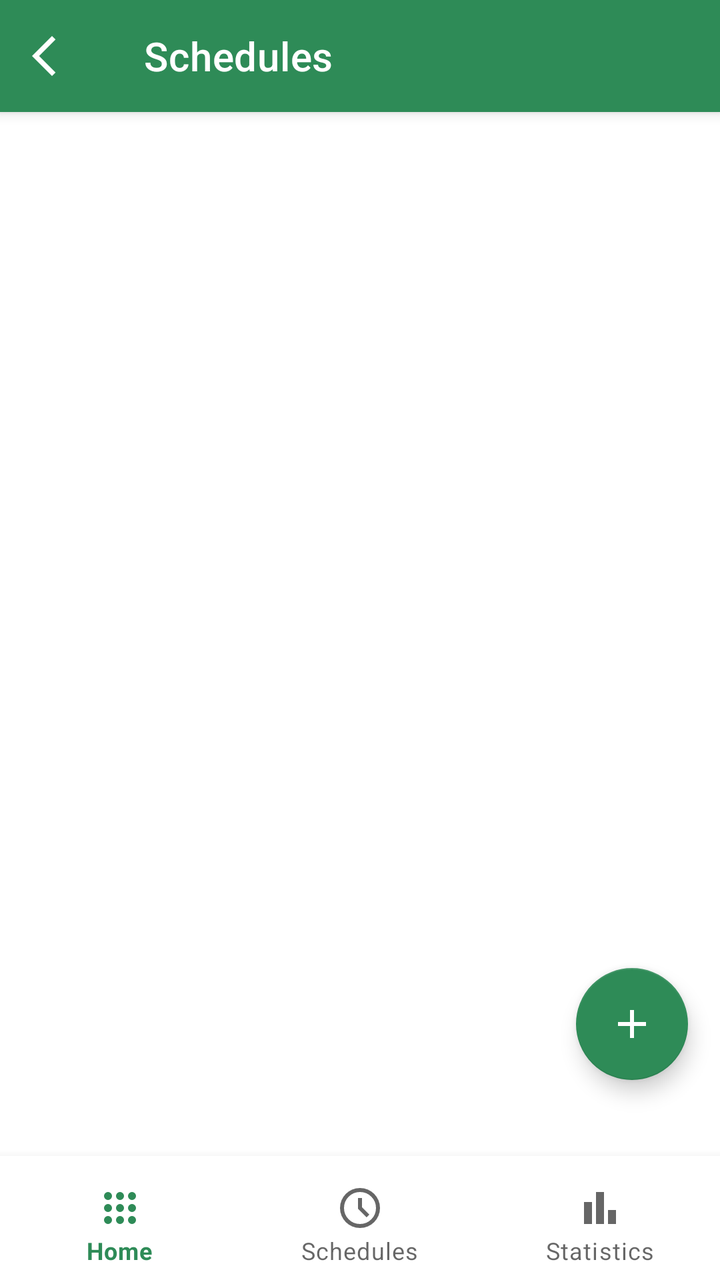
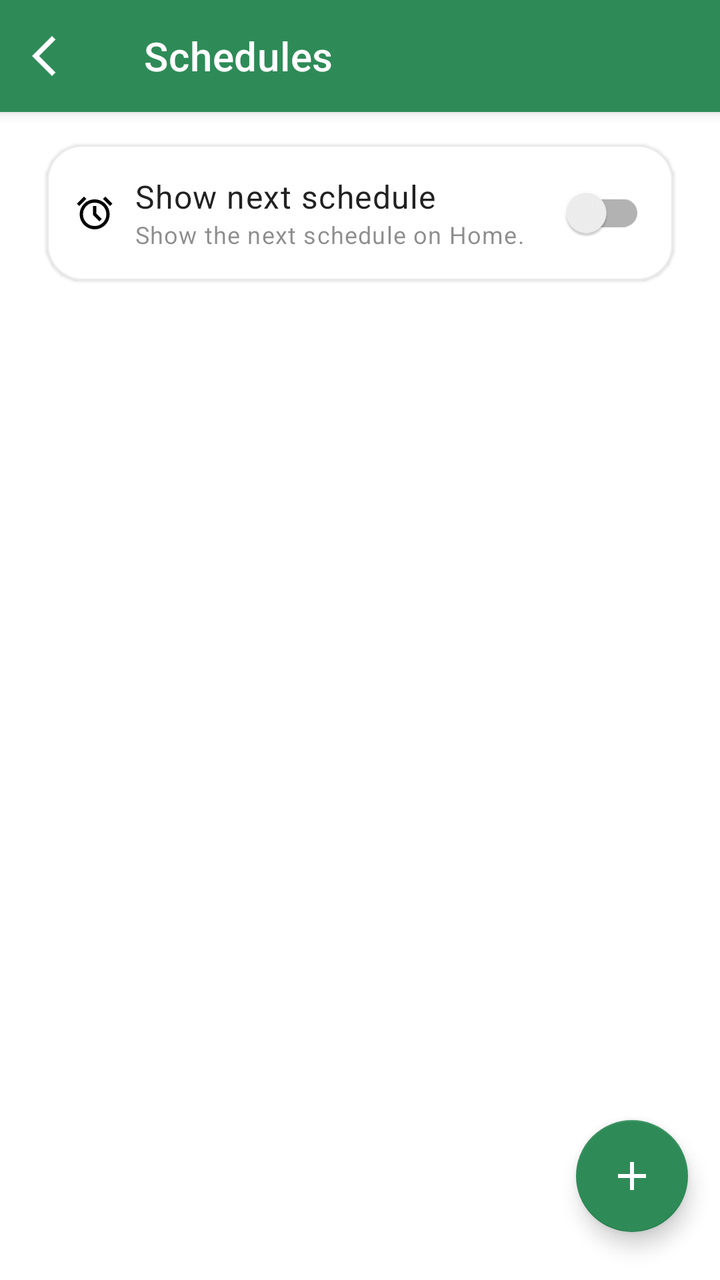

An Android layout rendered at two revisions. The XML below is the earlier revision; the diff shows what the commit changed to produce the second picture.
<!-- AndroidManifest.xml: application theme Theme.Switchly -->
<!-- res/layout/activity_schedules.xml -->
<?xml version="1.0" encoding="utf-8"?>
<androidx.coordinatorlayout.widget.CoordinatorLayout
    xmlns:android="http://schemas.android.com/apk/res/android"
    xmlns:app="http://schemas.android.com/apk/res-auto"
    android:id="@+id/root"
    android:layout_width="match_parent"
    android:layout_height="match_parent">

    
    <com.google.android.material.appbar.AppBarLayout
        android:layout_width="match_parent"
        android:layout_height="wrap_content"
        android:fitsSystemWindows="true">

        <com.google.android.material.appbar.MaterialToolbar
            android:id="@+id/toolbar"
            style="@style/Switchly.TopBar"
            android:layout_width="match_parent"
            android:layout_height="wrap_content"
            android:minHeight="?attr/actionBarSize"
            app:title="@string/schedules_title"
            app:navigationIcon="@drawable/arrow_back_ios_24" />
    </com.google.android.material.appbar.AppBarLayout>

    
    <androidx.recyclerview.widget.RecyclerView
        android:id="@+id/recyclerSchedules"
        android:layout_width="match_parent"
        android:layout_height="match_parent"
        android:clipToPadding="false"
        android:paddingStart="16dp"
        android:paddingEnd="16dp"
        android:paddingTop="8dp"
        android:paddingBottom="128dp"
        app:layout_behavior="@string/appbar_scrolling_view_behavior" />

    
    <com.google.android.material.bottomnavigation.BottomNavigationView
        android:id="@+id/bottomNav"
        android:layout_width="match_parent"
        android:layout_height="wrap_content"
        android:layout_gravity="bottom"
        android:background="?attr/colorSurface"
        android:paddingTop="6dp"
        android:paddingBottom="0dp"
        app:menu="@menu/menu_bottom_main" />

    
    <com.google.android.material.floatingactionbutton.FloatingActionButton
        android:id="@+id/fabAdd"
        android:layout_width="wrap_content"
        android:layout_height="wrap_content"
        android:layout_gravity="bottom|end"
        android:layout_marginEnd="16dp"
        android:layout_marginBottom="100dp"
        android:contentDescription="@string/schedules_add"
        app:srcCompat="@drawable/add_24" />

</androidx.coordinatorlayout.widget.CoordinatorLayout>
<!-- resources referenced by this layout -->
<resources>
  <style name="Theme.Switchly" parent="Theme.MaterialComponents.DayNight.NoActionBar">
          
          <item name="colorPrimary">@color/accent_default_green</item>
          <item name="colorPrimaryVariant">@color/accent_default_green</item>
          <item name="colorSecondary">@color/accent_default_green</item>
  
          
          <item name="android:statusBarColor">@color/colorPrimaryDark</item>
  
          
          <item name="materialButtonStyle">@style/Switchly.Button</item>
          <item name="floatingActionButtonStyle">@style/Switchly.Fab</item>
          <item name="materialCardViewStyle">@style/Switchly.Card</item>
  
          
          <item name="toolbarStyle">@style/Switchly.TopBar</item>
          <item name="actionBarTheme">@style/ThemeOverlay.MaterialComponents.ActionBar</item>
          <item name="actionBarPopupTheme">@style/ThemeOverlay.MaterialComponents.Light</item>
          <item name="android:textColorPrimaryInverse">@android:color/white</item>
  
          
          <item name="textInputStyle">@style/Switchly.DropdownLayout</item>
          <item name="autoCompleteTextViewStyle">@style/Switchly.DropdownText</item>
      </style>
  <color name="colorPrimaryDark">#246E46</color>
  <style name="Switchly.Button" parent="Widget.MaterialComponents.Button">
          <item name="backgroundTint">?attr/colorPrimary</item>
          <item name="android:textColor">@android:color/white</item>
      </style>
  <style name="Switchly.Card" parent="Widget.MaterialComponents.CardView">
          <item name="shapeAppearance">@style/ShapeAppearance.Material3.Corner.Large</item>
      </style>
  <style name="Switchly.DropdownLayout" parent="Widget.MaterialComponents.TextInputLayout.OutlinedBox.ExposedDropdownMenu">
          <item name="boxStrokeWidth">1dp</item>
          <item name="boxStrokeWidthFocused">2dp</item>
          <item name="boxCornerRadiusTopStart">12dp</item>
          <item name="boxCornerRadiusTopEnd">12dp</item>
          <item name="boxCornerRadiusBottomStart">12dp</item>
          <item name="boxCornerRadiusBottomEnd">12dp</item>
          <item name="hintEnabled">true</item>
          <item name="hintTextAppearance">@style/Switchly.DropdownHint</item>
      </style>
  <style name="Switchly.DropdownText" parent="Widget.MaterialComponents.AutoCompleteTextView.OutlinedBox">
          <item name="android:minHeight">56dp</item>
          <item name="android:paddingTop">12dp</item>
          <item name="android:paddingBottom">12dp</item>
          <item name="android:textAppearance">@style/TextAppearance.MaterialComponents.Body1</item>
      </style>
  <style name="Switchly.DropdownHint" parent="TextAppearance.MaterialComponents.Body2">
          <item name="android:lineHeight" tools:targetApi="28">14sp</item>
      </style>
  <!-- unchanged entries left out for length: 7 -->
</resources>

<!-- the commit's change to res/layout/activity_schedules.xml (unified diff, before → after) -->
@@ -8,6 +8,7 @@
 
     
     <com.google.android.material.appbar.AppBarLayout
+        android:id="@+id/appBar"
         android:layout_width="match_parent"
         android:layout_height="wrap_content"
         android:fitsSystemWindows="true">
@@ -22,28 +23,102 @@
             app:navigationIcon="@drawable/arrow_back_ios_24" />
     </com.google.android.material.appbar.AppBarLayout>
 
-    
-    <androidx.recyclerview.widget.RecyclerView
-        android:id="@+id/recyclerSchedules"
+    <LinearLayout
         android:layout_width="match_parent"
         android:layout_height="match_parent"
-        android:clipToPadding="false"
-        android:paddingStart="16dp"
-        android:paddingEnd="16dp"
-        android:paddingTop="8dp"
-        android:paddingBottom="128dp"
-        app:layout_behavior="@string/appbar_scrolling_view_behavior" />
-
-    
-    <com.google.android.material.bottomnavigation.BottomNavigationView
-        android:id="@+id/bottomNav"
-        android:layout_width="match_parent"
-        android:layout_height="wrap_content"
-        android:layout_gravity="bottom"
-        android:background="?attr/colorSurface"
-        android:paddingTop="6dp"
-        android:paddingBottom="0dp"
-        app:menu="@menu/menu_bottom_main" />
+        android:orientation="vertical"
+        app:layout_behavior="@string/appbar_scrolling_view_behavior">
+
+        <include
+            android:id="@+id/cardScheduleHealth"
+            layout="@layout/view_status_card"
+            android:layout_width="match_parent"
+            android:layout_height="wrap_content"
+            android:layout_marginStart="16dp"
+            android:layout_marginEnd="16dp"
+            android:layout_marginTop="12dp"
+            android:visibility="gone" />
+
+        <com.google.android.material.card.MaterialCardView
+            android:id="@+id/cardScheduleDisplayOptions"
+            android:layout_width="match_parent"
+            android:layout_height="wrap_content"
+            android:layout_marginStart="16dp"
+            android:layout_marginEnd="16dp"
+            android:layout_marginTop="8dp"
+            app:cardUseCompatPadding="true"
+            app:cardCornerRadius="18dp"
+            app:cardElevation="1dp"
+            app:strokeWidth="1dp">
+
+            <LinearLayout
+                android:id="@+id/rowShowNextSchedule"
+                android:layout_width="match_parent"
+                android:layout_height="wrap_content"
+                android:gravity="center_vertical"
+                android:minHeight="56dp"
+                android:orientation="horizontal"
+                android:paddingStart="14dp"
+                android:paddingTop="10dp"
+                android:paddingEnd="14dp"
+                android:paddingBottom="10dp"
+                android:clickable="true"
+                android:focusable="true"
+                android:background="?attr/selectableItemBackground">
+
+                <ImageView
+                    android:layout_width="20dp"
+                    android:layout_height="20dp"
+                    android:contentDescription="@null"
+                    android:src="@drawable/alarm_24"
+                    app:tint="?attr/colorOnSurface" />
+
+                <Space
+                    android:layout_width="10dp"
+                    android:layout_height="1dp" />
+
+                <LinearLayout
+                    android:layout_width="0dp"
+                    android:layout_height="wrap_content"
+                    android:layout_weight="1"
+                    android:orientation="vertical">
+
+                    <TextView
+                        style="@style/TextAppearance.Material3.BodyLarge"
+                        android:layout_width="wrap_content"
+                        android:layout_height="wrap_content"
+                        android:text="@string/pref_show_next_schedule_title" />
+
+                    <TextView
+                        style="@style/TextAppearance.Material3.BodySmall"
+                        android:layout_width="wrap_content"
+                        android:layout_height="wrap_content"
+                        android:alpha="0.75"
+                        android:text="@string/pref_show_next_schedule_summary" />
+                </LinearLayout>
+
+                <androidx.appcompat.widget.SwitchCompat
+                    android:id="@+id/switchShowNextSchedule"
+                    android:layout_width="wrap_content"
+                    android:layout_height="wrap_content" />
+            </LinearLayout>
+
+        </com.google.android.material.card.MaterialCardView>
+
+
+        
+        <androidx.recyclerview.widget.RecyclerView
+            android:id="@+id/recyclerSchedules"
+            android:layout_width="match_parent"
+            android:layout_height="0dp"
+            android:layout_weight="1"
+            android:clipToPadding="false"
+            android:paddingStart="16dp"
+            android:paddingEnd="16dp"
+            android:paddingTop="8dp"
+            android:paddingBottom="120dp" />
+
+    </LinearLayout>
 
     
     <com.google.android.material.floatingactionbutton.FloatingActionButton
@@ -52,8 +127,122 @@
         android:layout_height="wrap_content"
         android:layout_gravity="bottom|end"
         android:layout_marginEnd="16dp"
-        android:layout_marginBottom="100dp"
+        android:layout_marginBottom="24dp"
         android:contentDescription="@string/schedules_add"
         app:srcCompat="@drawable/add_24" />
 
 </androidx.coordinatorlayout.widget.CoordinatorLayout>
+<!-- res/layout/view_status_card.xml (included above) -->
+<?xml version="1.0" encoding="utf-8"?>
+<com.google.android.material.card.MaterialCardView
+    xmlns:android="http://schemas.android.com/apk/res/android"
+    xmlns:app="http://schemas.android.com/apk/res-auto"
+    android:id="@+id/statusCard"
+    android:layout_width="match_parent"
+    android:layout_height="wrap_content"
+    app:cardUseCompatPadding="false"
+    app:cardCornerRadius="16dp"
+    app:cardElevation="0dp"
+    app:strokeWidth="1dp"
+    app:strokeColor="@color/switchly_card_stroke"
+    app:cardBackgroundColor="@color/switchly_card_bg">
+
+    <LinearLayout
+        android:layout_width="match_parent"
+        android:layout_height="wrap_content"
+        android:orientation="vertical"
+        android:padding="14dp">
+
+        
+        <LinearLayout
+            android:id="@+id/rowStatusTop"
+            android:layout_width="match_parent"
+            android:layout_height="wrap_content"
+            android:gravity="center_vertical"
+            android:orientation="horizontal"
+            android:paddingBottom="2dp">
+
+            <ImageView
+                android:id="@+id/ivStatusIcon"
+                android:layout_width="22dp"
+                android:layout_height="22dp"
+                android:contentDescription="@null"
+                app:tint="?attr/colorOnSurface" />
+
+            <TextView
+                android:id="@+id/tvStatusTitle"
+                style="@style/TextAppearance.Material3.BodyLarge"
+                android:textStyle="bold"
+                android:layout_marginStart="10dp"
+                android:layout_width="0dp"
+                android:layout_height="wrap_content"
+                android:layout_weight="1" />
+
+            <androidx.appcompat.widget.AppCompatImageButton
+                android:id="@+id/btnStatusInfo"
+                android:layout_width="44dp"
+                android:layout_height="44dp"
+                android:background="?attr/selectableItemBackgroundBorderless"
+                android:contentDescription="@string/info"
+                android:padding="10dp"
+                android:src="@drawable/info_24"
+                android:visibility="gone"
+                app:tint="?attr/colorOnSurface" />
+        </LinearLayout>
+
+        
+        <TextView
+            android:id="@+id/tvStatusBody"
+            style="@style/TextAppearance.Material3.BodyMedium"
+            android:layout_width="match_parent"
+            android:layout_height="wrap_content"
+            android:layout_marginTop="6dp"
+            android:layout_marginBottom="10dp"
+            android:alpha="0.78"
+            android:textSize="13sp"
+            android:visibility="gone" />
+
+        <View
+            android:id="@+id/dividerStatus"
+            android:layout_width="match_parent"
+            android:layout_height="1dp"
+            android:alpha="0.12"
+            android:background="?attr/colorOnSurface" />
+
+        
+        <LinearLayout
+            android:id="@+id/rowStatusAction"
+            android:layout_width="match_parent"
+            android:layout_height="wrap_content"
+            android:layout_marginTop="10dp"
+            android:orientation="vertical"
+            android:visibility="gone">
+
+            <TextView
+                android:id="@+id/tvStatusActionTitle"
+                style="@style/TextAppearance.Material3.BodySmall"
+                android:layout_width="match_parent"
+                android:layout_height="wrap_content"
+                android:alpha="0.8" />
+
+            <com.google.android.material.button.MaterialButton
+                android:id="@+id/btnStatusAction"
+                android:layout_marginTop="8dp"
+                style="?attr/materialButtonOutlinedStyle"
+                android:layout_width="match_parent"
+                android:layout_height="wrap_content"
+                android:text="@string/open" />
+        </LinearLayout>
+
+        
+        <TextView
+            android:id="@+id/tvStatusFooter"
+            style="@style/TextAppearance.Material3.BodySmall"
+            android:layout_width="match_parent"
+            android:layout_height="wrap_content"
+            android:layout_marginTop="10dp"
+            android:alpha="0.7"
+            android:visibility="gone" />
+
+    </LinearLayout>
+</com.google.android.material.card.MaterialCardView>
<!-- resource entries referenced after the edit -->
@@ -1,13 +1,41 @@
 <!-- resources referenced by this layout -->
 <resources>
+  <color name="switchly_card_bg">#F7FFFFFF</color>
+  <color name="switchly_card_stroke">#14000000</color>
+  <!-- drawable alarm_24 (drawable) -->
+  <vector xmlns:android="http://schemas.android.com/apk/res/android"
+      android:width="24dp"
+      android:height="24dp"
+      android:viewportWidth="960"
+      android:viewportHeight="960">
+    <path
+        android:pathData="M480,880q-75,0 -140.5,-28.5t-114,-77q-48.5,-48.5 -77,-114T120,520q0,-75 28.5,-140.5t77,-114q48.5,-48.5 114,-77T480,160q75,0 140.5,28.5t114,77q48.5,48.5 77,114T840,520q0,75 -28.5,140.5t-77,114q-48.5,48.5 -114,77T480,880ZM480,520ZM592,688 L648,632 520,504v-184h-80v216l152,152ZM224,94l56,56 -170,170 -56,-56 170,-170ZM736,94 L906,264 850,320 680,150 736,94ZM480,800q117,0 198.5,-81.5T760,520q0,-117 -81.5,-198.5T480,240q-117,0 -198.5,81.5T200,520q0,117 81.5,198.5T480,800Z"
+        android:fillColor="?attr/colorOnSurface"/>
+  </vector>
+  <!-- drawable info_24 (drawable) -->
+  <vector xmlns:android="http://schemas.android.com/apk/res/android"
+      android:width="24dp"
+      android:height="24dp"
+      android:viewportWidth="960"
+      android:viewportHeight="960">
+    <path
+        android:pathData="M440,680h80v-240h-80v240ZM480,360q17,0 28.5,-11.5T520,320q0,-17 -11.5,-28.5T480,280q-17,0 -28.5,11.5T440,320q0,17 11.5,28.5T480,360ZM480,880q-83,0 -156,-31.5T197,763q-54,-54 -85.5,-127T80,480q0,-83 31.5,-156T197,197q54,-54 127,-85.5T480,80q83,0 156,31.5T763,197q54,54 85.5,127T880,480q0,83 -31.5,156T763,763q-54,54 -127,85.5T480,880ZM480,800q134,0 227,-93t93,-227q0,-134 -93,-227t-227,-93q-134,0 -227,93t-93,227q0,134 93,227t227,93ZM480,480Z"
+        android:fillColor="?attr/colorOnSurface"/>
+  </vector>
+  <string name="info">Info</string>
+  <string name="open">Open</string>
+  <string name="pref_show_next_schedule_summary">Show the next schedule on Home.</string>
+  <string name="pref_show_next_schedule_title">Show next schedule</string>
   <style name="Theme.Switchly" parent="Theme.MaterialComponents.DayNight.NoActionBar">
+  
           
           <item name="colorPrimary">@color/accent_default_green</item>
           <item name="colorPrimaryVariant">@color/accent_default_green</item>
           <item name="colorSecondary">@color/accent_default_green</item>
   
           
-          <item name="android:statusBarColor">@color/colorPrimaryDark</item>
+          <item name="android:statusBarColor">?attr/colorSurface</item>
+          <item name="android:windowLightStatusBar">true</item>
   
           
           <item name="materialButtonStyle">@style/Switchly.Button</item>
@@ -21,35 +49,51 @@
           <item name="android:textColorPrimaryInverse">@android:color/white</item>
   
           
-          <item name="textInputStyle">@style/Switchly.DropdownLayout</item>
-          <item name="autoCompleteTextViewStyle">@style/Switchly.DropdownText</item>
+          <item name="textInputStyle">@style/Switchly.TextInputLayout</item>
+          <item name="autoCompleteTextViewStyle">@style/Switchly.AutoCompleteText</item>
+  
+          
+          <item name="materialAlertDialogTheme">@style/ThemeOverlay.Switchly.Dialog</item>
       </style>
-  <color name="colorPrimaryDark">#246E46</color>
   <style name="Switchly.Button" parent="Widget.MaterialComponents.Button">
           <item name="backgroundTint">?attr/colorPrimary</item>
           <item name="android:textColor">@android:color/white</item>
+          <item name="cornerRadius">16dp</item>
+          <item name="android:textAllCaps">false</item>
+          <item name="android:insetTop">0dp</item>
+          <item name="android:insetBottom">0dp</item>
+          <item name="android:minHeight">52dp</item>
       </style>
   <style name="Switchly.Card" parent="Widget.MaterialComponents.CardView">
-          <item name="shapeAppearance">@style/ShapeAppearance.Material3.Corner.Large</item>
+          <item name="shapeAppearance">@style/ShapeAppearance.Switchly.Card</item>
+          <item name="cardBackgroundColor">@color/switchly_card_bg</item>
+          <item name="strokeColor">@color/switchly_card_stroke</item>
+          <item name="strokeWidth">1dp</item>
+          <item name="cardElevation">2dp</item>
+          <item name="cardUseCompatPadding">true</item>
       </style>
-  <style name="Switchly.DropdownLayout" parent="Widget.MaterialComponents.TextInputLayout.OutlinedBox.ExposedDropdownMenu">
+  <style name="Switchly.TextInputLayout" parent="Widget.MaterialComponents.TextInputLayout.OutlinedBox">
           <item name="boxStrokeWidth">1dp</item>
           <item name="boxStrokeWidthFocused">2dp</item>
           <item name="boxCornerRadiusTopStart">12dp</item>
           <item name="boxCornerRadiusTopEnd">12dp</item>
           <item name="boxCornerRadiusBottomStart">12dp</item>
           <item name="boxCornerRadiusBottomEnd">12dp</item>
-          <item name="hintEnabled">true</item>
-          <item name="hintTextAppearance">@style/Switchly.DropdownHint</item>
       </style>
-  <style name="Switchly.DropdownText" parent="Widget.MaterialComponents.AutoCompleteTextView.OutlinedBox">
+  <style name="Switchly.AutoCompleteText" parent="Widget.MaterialComponents.AutoCompleteTextView.OutlinedBox">
           <item name="android:minHeight">56dp</item>
           <item name="android:paddingTop">12dp</item>
           <item name="android:paddingBottom">12dp</item>
           <item name="android:textAppearance">@style/TextAppearance.MaterialComponents.Body1</item>
       </style>
-  <style name="Switchly.DropdownHint" parent="TextAppearance.MaterialComponents.Body2">
-          <item name="android:lineHeight" tools:targetApi="28">14sp</item>
+  <style name="ThemeOverlay.Switchly.Dialog" parent="ThemeOverlay.MaterialComponents.MaterialAlertDialog">
+          <item name="colorControlActivated">?attr/colorPrimary</item>
+          <item name="colorControlHighlight">?attr/colorPrimary</item>
+          <item name="colorAccent">?attr/colorPrimary</item>
+      </style>
+  <style name="ShapeAppearance.Switchly.Card" parent="ShapeAppearance.MaterialComponents.LargeComponent">
+          <item name="cornerFamily">rounded</item>
+          <item name="cornerSize">26dp</item>
       </style>
   <!-- unchanged entries left out for length: 7 -->
 </resources>
